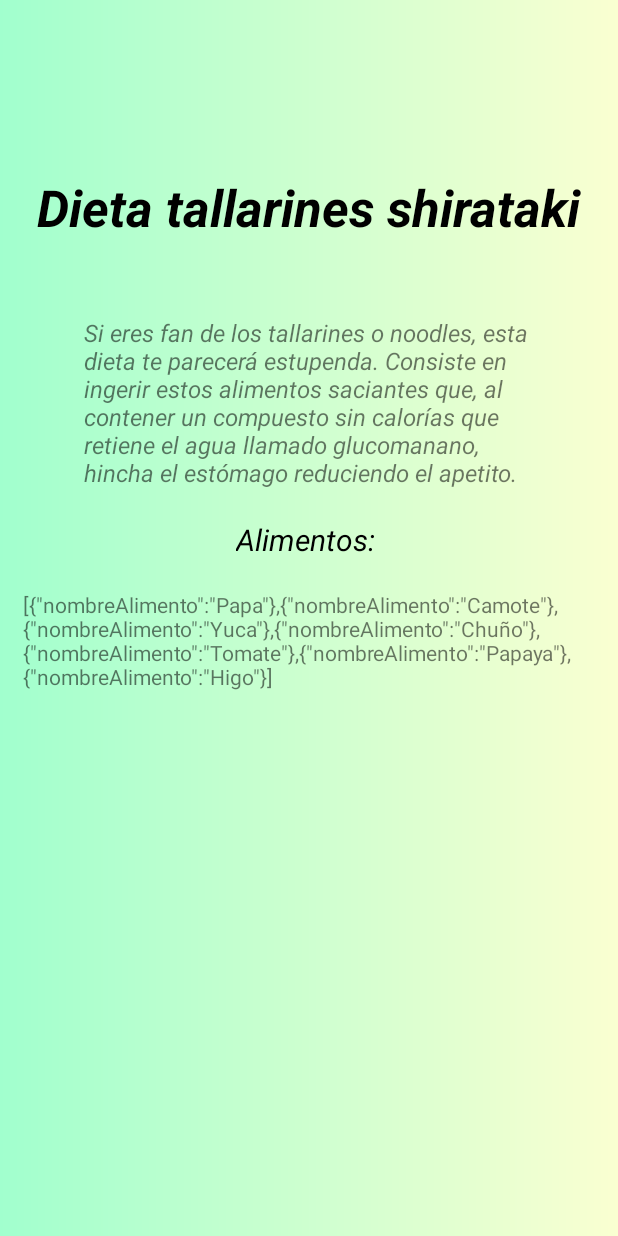
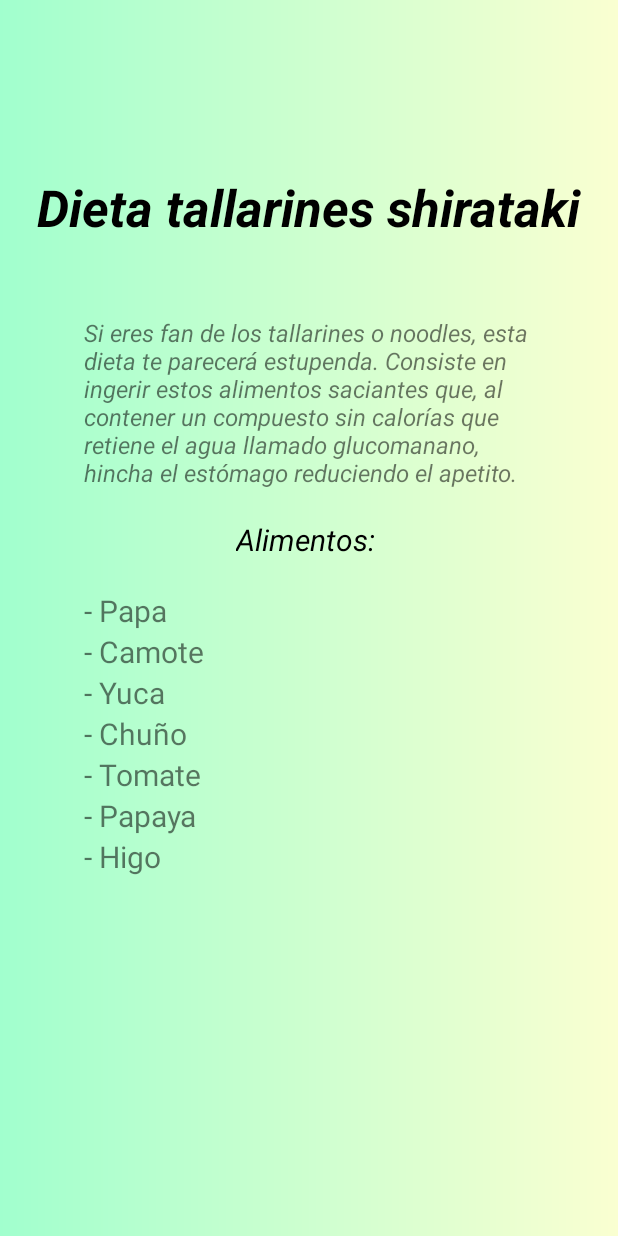
Before and after one commit to JhoswaSam/Adelgazar, an Android app: the screen it shows after launch (Dieta), after a tap on "DIETA TALLARINES SHIRATAKI", on a phone screen of 412 x 824 dp. Run offline under Robolectric (Android 15) with nearby library versions, the phone set to English and light mode, and no system bars.

Commit message:
alimentos

```diff
--- a/app/src/main/java/com/example/adelgazar/Dieta.java
+++ b/app/src/main/java/com/example/adelgazar/Dieta.java
@@ -3,7 +3,15 @@ package com.example.adelgazar;
 import androidx.appcompat.app.AppCompatActivity;
 
 import android.os.Bundle;
+import android.util.Log;
+import android.widget.LinearLayout;
 import android.widget.TextView;
+
+import org.json.JSONArray;
+import org.json.JSONException;
+import org.json.JSONObject;
+
+import java.io.IOException;
 
 public class Dieta extends AppCompatActivity {
 
@@ -11,21 +19,47 @@ public class Dieta extends AppCompatActivity {
 
     TextView tituloDieta ;
     TextView descripcionDieta ;
-    TextView alimentosDieta ;
+
+    LinearLayout alimentos;
 
     @Override
     protected void onCreate(Bundle savedInstanceState) {
         super.onCreate(savedInstanceState);
         setContentView(R.layout.activity_dieta);
 
+        LinearLayout.LayoutParams lp = new LinearLayout.LayoutParams(
+                LinearLayout.LayoutParams.MATCH_PARENT,
+                LinearLayout.LayoutParams.WRAP_CONTENT
+        );
+
+
         dieta = getIntent().getExtras().getStringArray("contenido");
 
         tituloDieta = findViewById(R.id.tituloDieta);
         descripcionDieta = findViewById(R.id.descripcionDieta);
-        alimentosDieta = findViewById(R.id.alimentosDieta);
+        alimentos = findViewById(R.id.alimentosDieta);
 
         tituloDieta.setText(dieta[0]);
         descripcionDieta.setText(dieta[1]);
-        alimentosDieta.setText(dieta[2]);
+        Log.d("Type",((Object)dieta[2]).getClass().getSimpleName());
+        Log.d("Data",dieta[2]);
+
+
+
+        try {
+            JSONArray jsonArray = new JSONArray(dieta[2]);
+
+            for (int i = 0; i<jsonArray.length();i++){
+                JSONObject jsonObj = jsonArray.getJSONObject(i);
+                TextView alimento = new TextView(this);
+                alimento.setLayoutParams(lp);
+                alimento.setText("- "+jsonObj.getString("nombreAlimento"));
+                alimento.setTextSize(20);
+                alimentos.addView(alimento);
+            }
+
+        } catch (JSONException  e) {
+            e.printStackTrace();
+        }
     }
 }
--- a/app/src/main/java/com/example/adelgazar/ScrollView.java
+++ b/app/src/main/java/com/example/adelgazar/ScrollView.java
@@ -1,5 +1,6 @@
 package com.example.adelgazar;
 
+import androidx.annotation.NonNull;
 import androidx.appcompat.app.AppCompatActivity;
 
 import android.content.Intent;
@@ -112,6 +113,7 @@ public class ScrollView extends AppCompatActivity {
 
     }
 
+    @NonNull
     private String[] FindData(int id){
         String jsonFileContent = null;
         String[] Dieta = new String[3] ;
--- a/app/src/main/res/layout/activity_dieta.xml
+++ b/app/src/main/res/layout/activity_dieta.xml
@@ -44,11 +44,14 @@
             android:textSize="20sp"
             android:textStyle="italic" />
 
-        <TextView
+        <LinearLayout
             android:id="@+id/alimentosDieta"
-            android:layout_width="wrap_content"
-            android:layout_height="wrap_content"
-            android:text="TextView"/>
+            android:layout_width="300dp"
+            android:layout_height="match_parent"
+            android:orientation="vertical"
+            android:gravity="top|start">
+
+        </LinearLayout>
 
     </LinearLayout>
 </androidx.constraintlayout.widget.ConstraintLayout>
--- a/app/src/main/res/layout/activity_main.xml
+++ b/app/src/main/res/layout/activity_main.xml
@@ -15,6 +15,7 @@
         <com.airbnb.lottie.LottieAnimationView
             android:id="@+id/logo"
             android:layout_width="200dp"
-            android:layout_height="200dp"/>
+            android:layout_height="200dp"
+            app:lottie_loop="true"/>
     </LinearLayout>
 </androidx.constraintlayout.widget.ConstraintLayout>
```
